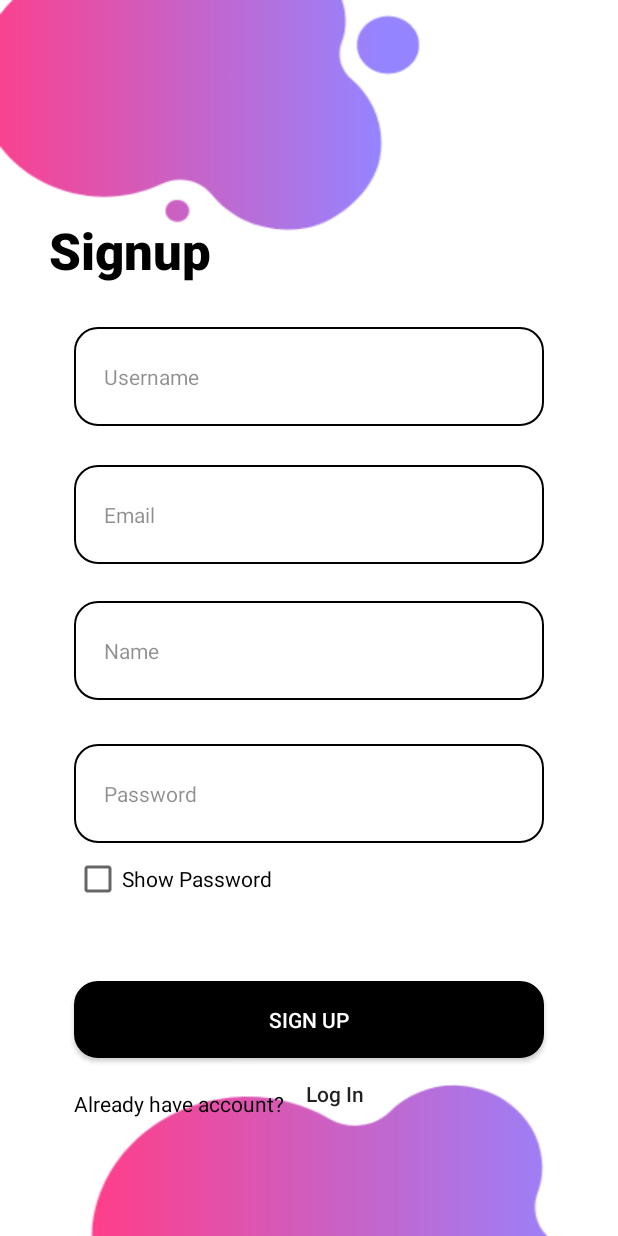
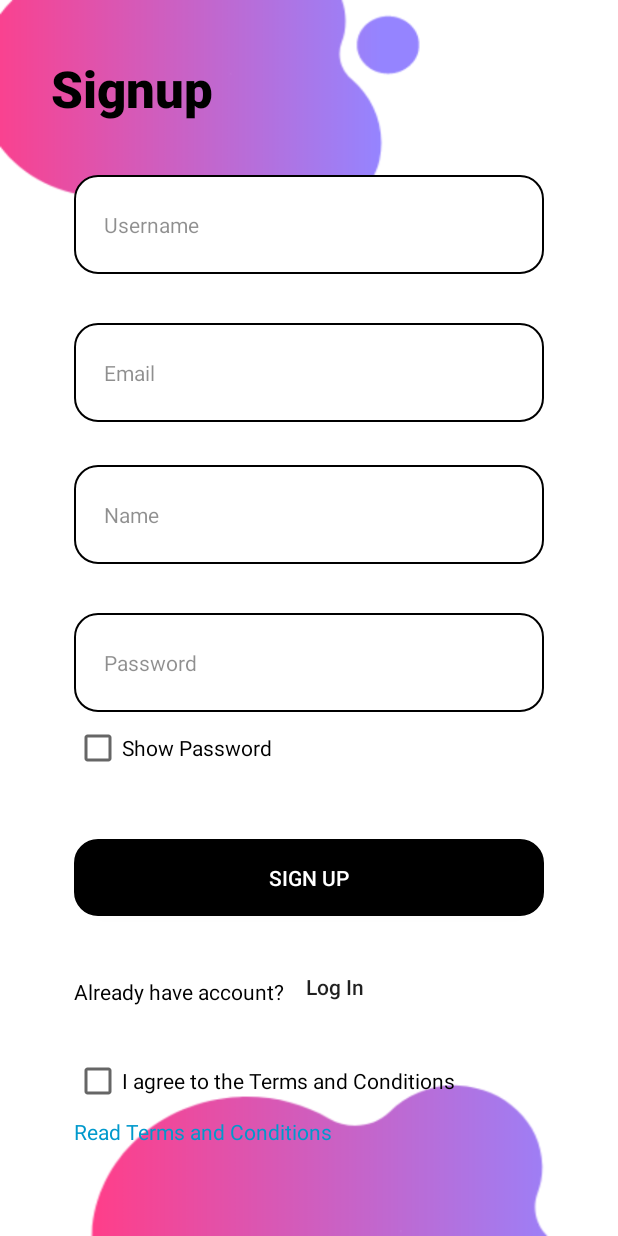
Before and after one commit to edriccoder/Calisthenics-Android-App, an Android app: the signups screen opened directly, with no data from a screen before it, on a phone screen of 412 x 824 dp. Run offline under Robolectric (Android 15) with nearby library versions, the phone set to English and light mode, and no system bars.

Commit message:
terms and condition

```diff
--- a/appstudio/app/src/main/java/com/example/gymapp/signups.java
+++ b/appstudio/app/src/main/java/com/example/gymapp/signups.java
@@ -2,8 +2,6 @@ package com.example.gymapp;
 
 import android.content.Intent;
 import android.os.Bundle;
-import android.os.Handler;
-import android.os.Looper;
 import android.text.InputType;
 import android.view.View;
 import android.widget.Button;
@@ -15,12 +13,11 @@ import android.widget.Toast;
 
 import androidx.appcompat.app.AppCompatActivity;
 
-import com.vishnusivadas.advanced_httpurlconnection.PutData;
-
 public class signups extends AppCompatActivity {
     Button login, butNext;
     EditText signupName, signupEmail, signupPassword, signupUsername;
-    TextView error;
+    CheckBox termsCheckbox;
+    TextView error, termsText;
 
     public static class Globals {
         public static String username;
@@ -36,7 +33,21 @@ public class signups extends AppCompatActivity {
         signupPassword = findViewById(R.id.password);
         signupUsername = findViewById(R.id.username);
         error = findViewById(R.id.error);
+        termsCheckbox = findViewById(R.id.termsCheckbox);
+        termsText = findViewById(R.id.termsText);
 
+        // Make the Terms and Conditions text clickable to open a dialog
+        termsText.setOnClickListener(new View.OnClickListener() {
+            @Override
+            public void onClick(View v) {
+                // Show the Terms and Conditions dialog
+                TermsAndConditionsDialog dialog = new TermsAndConditionsDialog(signups.this);
+                dialog.setCancelable(true);
+                dialog.show();
+            }
+        });
+
+        // Toggle password visibility
         CheckBox passwordToggle = findViewById(R.id.passwordToggle);
         passwordToggle.setOnCheckedChangeListener(new CompoundButton.OnCheckedChangeListener() {
             @Override
@@ -49,6 +60,7 @@ public class signups extends AppCompatActivity {
             }
         });
 
+        // Handle the Sign-up process
         butNext = findViewById(R.id.next);
         butNext.setOnClickListener(new View.OnClickListener() {
             @Override
@@ -59,15 +71,13 @@ public class signups extends AppCompatActivity {
                     String password = String.valueOf(signupPassword.getText());
                     Globals.username = String.valueOf(signupUsername.getText());
 
+                    // Proceed to next activity (OTP Verification)
                     Intent intent = new Intent(signups.this, OtpActivity.class);
                     intent.putExtra("name", name);
                     intent.putExtra("email", email);
                     intent.putExtra("password", password);
                     intent.putExtra("username", Globals.username);
                     startActivity(intent);
-
-
-
                 } else {
                     error.setVisibility(View.VISIBLE);
                     error.setText("All fields required!");
@@ -75,6 +85,7 @@ public class signups extends AppCompatActivity {
             }
         });
 
+        // Handle login click
         login = findViewById(R.id.button3);
         login.setOnClickListener(new View.OnClickListener() {
             public void onClick(View v) {
@@ -84,6 +95,7 @@ public class signups extends AppCompatActivity {
         });
     }
 
+    // Check if all fields are filled
     private boolean isAllFieldsFilled() {
         return !signupName.getText().toString().isEmpty() &&
                 !signupEmail.getText().toString().isEmpty() &&
--- a/appstudio/app/src/main/res/layout/activity_main.xml
+++ b/appstudio/app/src/main/res/layout/activity_main.xml
@@ -140,14 +140,14 @@
 
     <TextView
         android:id="@+id/error"
-        android:layout_width="352dp"
-        android:layout_height="30dp"
+        android:layout_width="wrap_content"
+        android:layout_height="wrap_content"
         android:text="TextView"
         android:textColor="#B2FF0000"
         android:visibility="invisible"
         app:layout_constraintBottom_toBottomOf="parent"
         app:layout_constraintEnd_toEndOf="parent"
-        app:layout_constraintHorizontal_bias="0.966"
+        app:layout_constraintHorizontal_bias="0.498"
         app:layout_constraintStart_toStartOf="parent"
         app:layout_constraintTop_toBottomOf="@+id/forgot"
         app:layout_constraintVertical_bias="0.0" />
--- a/appstudio/app/src/main/res/layout/activity_signups.xml
+++ b/appstudio/app/src/main/res/layout/activity_signups.xml
@@ -11,13 +11,14 @@
         android:layout_width="match_parent"
         android:layout_height="match_parent"
         android:scaleType="fitXY"
+        android:src="@drawable/backgrounds"
         app:layout_constraintBottom_toBottomOf="parent"
         app:layout_constraintEnd_toEndOf="parent"
-        app:layout_constraintHorizontal_bias="0.0"
+        app:layout_constraintHorizontal_bias="1.0"
         app:layout_constraintStart_toStartOf="parent"
         app:layout_constraintTop_toTopOf="parent"
-        app:layout_constraintVertical_bias="0.0"
-        android:src="@drawable/backgrounds"/>
+        app:layout_constraintVertical_bias="1.0" />
+
 
     <TextView
         android:id="@+id/textView"
@@ -30,11 +31,10 @@
         android:textSize="34sp"
         app:layout_constraintBottom_toBottomOf="parent"
         app:layout_constraintEnd_toEndOf="@+id/imageView"
-        app:layout_constraintHorizontal_bias="0.108"
+        app:layout_constraintHorizontal_bias="0.111"
         app:layout_constraintStart_toStartOf="parent"
         app:layout_constraintTop_toTopOf="parent"
-        app:layout_constraintVertical_bias="0.185" />
-
+        app:layout_constraintVertical_bias="0.046" />
 
     <EditText
         android:id="@+id/email"
@@ -51,7 +51,7 @@
         app:layout_constraintEnd_toEndOf="parent"
         app:layout_constraintStart_toStartOf="parent"
         app:layout_constraintTop_toTopOf="parent"
-        app:layout_constraintVertical_bias="0.409" />
+        app:layout_constraintVertical_bias="0.284" />
 
     <EditText
         android:id="@+id/username"
@@ -68,7 +68,7 @@
         app:layout_constraintEnd_toEndOf="parent"
         app:layout_constraintStart_toStartOf="parent"
         app:layout_constraintTop_toTopOf="parent"
-        app:layout_constraintVertical_bias="0.288" />
+        app:layout_constraintVertical_bias="0.154" />
 
     <EditText
         android:id="@+id/fullname"
@@ -85,7 +85,7 @@
         app:layout_constraintEnd_toEndOf="parent"
         app:layout_constraintStart_toStartOf="parent"
         app:layout_constraintTop_toTopOf="parent"
-        app:layout_constraintVertical_bias="0.529" />
+        app:layout_constraintVertical_bias="0.409" />
 
     <EditText
         android:id="@+id/password"
@@ -102,7 +102,7 @@
         app:layout_constraintEnd_toEndOf="parent"
         app:layout_constraintStart_toStartOf="parent"
         app:layout_constraintTop_toTopOf="parent"
-        app:layout_constraintVertical_bias="0.654" />
+        app:layout_constraintVertical_bias="0.539" />
 
     <CheckBox
         android:id="@+id/passwordToggle"
@@ -119,14 +119,14 @@
 
     <TextView
         android:id="@+id/error"
-        android:layout_width="352dp"
-        android:layout_height="30dp"
+        android:layout_width="wrap_content"
+        android:layout_height="wrap_content"
         android:text="TextView"
         android:textColor="#B2FF0000"
         android:visibility="invisible"
         app:layout_constraintBottom_toBottomOf="parent"
         app:layout_constraintEnd_toEndOf="parent"
-        app:layout_constraintHorizontal_bias="0.83"
+        app:layout_constraintHorizontal_bias="0.498"
         app:layout_constraintStart_toStartOf="parent"
         app:layout_constraintTop_toBottomOf="@+id/passwordToggle"
         app:layout_constraintVertical_bias="0.0" />
@@ -143,7 +143,7 @@
         app:layout_constraintEnd_toEndOf="@+id/imageView"
         app:layout_constraintStart_toStartOf="parent"
         app:layout_constraintTop_toBottomOf="@+id/error"
-        app:layout_constraintVertical_bias="0.108" />
+        app:layout_constraintVertical_bias="0.074" />
 
     <TextView
         android:id="@+id/textView2"
@@ -161,7 +161,7 @@
     <androidx.appcompat.widget.AppCompatButton
         android:id="@+id/button3"
         android:layout_width="68dp"
-        android:layout_height="47dp"
+        android:layout_height="48dp"
         android:background="@null"
         android:text="Log In"
         android:textAllCaps="false"
@@ -170,7 +170,36 @@
         app:layout_constraintHorizontal_bias="0.0"
         app:layout_constraintStart_toEndOf="@+id/textView2"
         app:layout_constraintTop_toBottomOf="@+id/next"
-        app:layout_constraintVertical_bias="0.0" />
+        app:layout_constraintVertical_bias="0.14" />
+
+    <CheckBox
+        android:id="@+id/termsCheckbox"
+        android:layout_width="wrap_content"
+        android:layout_height="wrap_content"
+        android:minHeight="48dp"
+        android:text="I agree to the Terms and Conditions"
+        app:layout_constraintBottom_toBottomOf="parent"
+        app:layout_constraintEnd_toEndOf="parent"
+        app:layout_constraintHorizontal_bias="0.312"
+        app:layout_constraintStart_toStartOf="parent"
+        app:layout_constraintTop_toBottomOf="@+id/textView2"
+        app:layout_constraintVertical_bias="0.247" />
+
+    <TextView
+        android:id="@+id/termsText"
+        android:layout_width="wrap_content"
+        android:layout_height="wrap_content"
+        android:clickable="true"
+        android:focusable="true"
+        android:minHeight="48dp"
+        android:text="Read Terms and Conditions"
+        android:textColor="@android:color/holo_blue_dark"
+        app:layout_constraintBottom_toBottomOf="parent"
+        app:layout_constraintEnd_toEndOf="parent"
+        app:layout_constraintHorizontal_bias="0.205"
+        app:layout_constraintStart_toStartOf="parent"
+        app:layout_constraintTop_toBottomOf="@+id/termsCheckbox"
+        app:layout_constraintVertical_bias="0.0" />/
 
 
 </androidx.constraintlayout.widget.ConstraintLayout>
```
Also changed, not shown: appstudio/app/src/main/java/com/example/gymapp/TermsAndConditionsDialog.java (added, +112 -0 lines), appstudio/app/src/main/res/layout/activity_forgotpass.xml (+5 -5 lines), appstudio/app/src/main/res/layout/terms_conditions_dialog.xml (added, +75 -0 lines).
